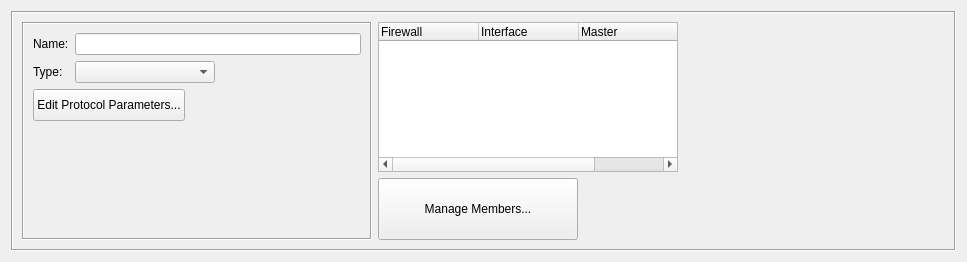
Above: src/libgui/clustergroupdialog_q.ui from fwbuilder/fwbuilder before the change. Below: the same form after it.
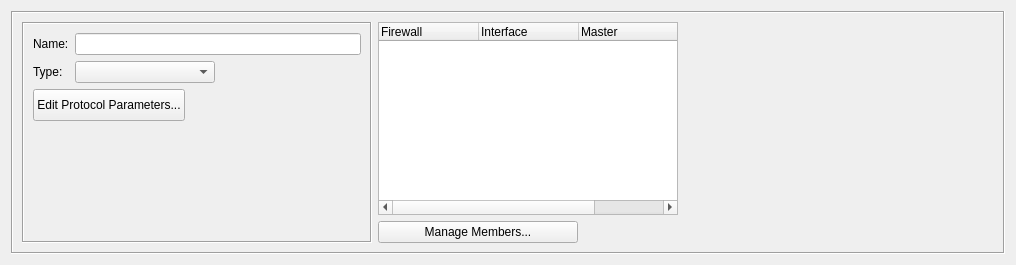
That is the form after the change. Custom widgets are drawn as their Qt base class.

Commit message: fixes #2637 improved cluster group dialog layout

Diff of the .ui file:
```diff
--- a/src/libgui/clustergroupdialog_q.ui
+++ b/src/libgui/clustergroupdialog_q.ui
@@ -9,8 +9,8 @@
    <rect>
     <x>0</x>
     <y>0</y>
-    <width>967</width>
-    <height>262</height>
+    <width>1016</width>
+    <height>265</height>
    </rect>
   </property>
   <property name="sizePolicy">
@@ -37,8 +37,8 @@
      <property name="frameShadow">
       <enum>QFrame::Sunken</enum>
      </property>
-     <layout class="QHBoxLayout" name="horizontalLayout_3">
-      <item>
+     <layout class="QGridLayout" name="gridLayout_4">
+      <item row="0" column="0">
        <widget class="QFrame" name="frame7_2">
         <property name="sizePolicy">
          <sizepolicy hsizetype="Fixed" vsizetype="Preferred">
@@ -196,9 +196,31 @@
         </layout>
        </widget>
       </item>
-      <item>
-       <layout class="QVBoxLayout" name="verticalLayout">
-        <item>
+      <item row="0" column="1">
+       <widget class="QFrame" name="frame">
+        <property name="sizePolicy">
+         <sizepolicy hsizetype="Fixed" vsizetype="Preferred">
+          <horstretch>0</horstretch>
+          <verstretch>0</verstretch>
+         </sizepolicy>
+        </property>
+        <property name="frameShape">
+         <enum>QFrame::NoFrame</enum>
+        </property>
+        <property name="frameShadow">
+         <enum>QFrame::Plain</enum>
+        </property>
+        <property name="lineWidth">
+         <number>0</number>
+        </property>
+        <layout class="QGridLayout" name="gridLayout_3">
+         <property name="horizontalSpacing">
+          <number>0</number>
+         </property>
+         <property name="margin">
+          <number>0</number>
+         </property>
+         <item row="0" column="0" colspan="2">
          <widget class="QTreeWidget" name="fwMemberTree">
           <property name="sizePolicy">
            <sizepolicy hsizetype="Fixed" vsizetype="Expanding">
@@ -215,7 +237,7 @@
           <property name="maximumSize">
            <size>
             <width>300</width>
-            <height>150</height>
+             <height>100000</height>
            </size>
           </property>
           <property name="toolTip">
@@ -250,9 +272,7 @@
           </column>
          </widget>
         </item>
-        <item>
-         <layout class="QHBoxLayout" name="horizontalLayout_2">
-          <item>
+         <item row="1" column="0">
            <widget class="QPushButton" name="manageMembers">
             <property name="sizePolicy">
              <sizepolicy hsizetype="Fixed" vsizetype="Fixed">
@@ -280,24 +300,23 @@
             </property>
            </widget>
           </item>
-          <item>
+         <item row="1" column="1">
            <spacer name="horizontalSpacer_2">
             <property name="orientation">
              <enum>Qt::Horizontal</enum>
             </property>
             <property name="sizeHint" stdset="0">
              <size>
-              <width>40</width>
+             <width>97</width>
               <height>20</height>
              </size>
             </property>
            </spacer>
           </item>
          </layout>
-        </item>
-       </layout>
-      </item>
-      <item>
+       </widget>
+      </item>
+      <item row="0" column="2">
        <widget class="CommentKeywords" name="commentKeywords" native="true">
         <property name="sizePolicy">
          <sizepolicy hsizetype="Expanding" vsizetype="Expanding">
```
Lines whose indentation alone changed are shown as unchanged.
